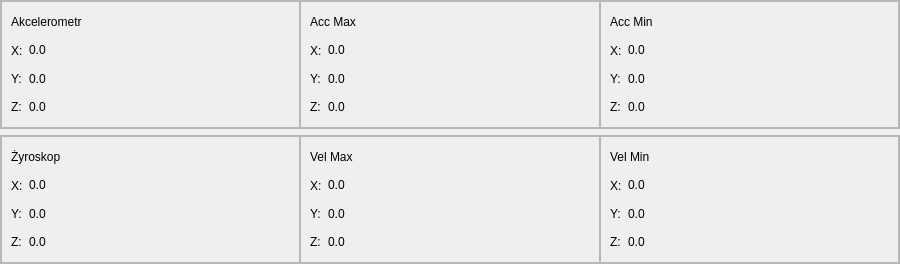
First picture: the form in mainwindow.ui, repository Dezinter8/imu_test, before the edit.
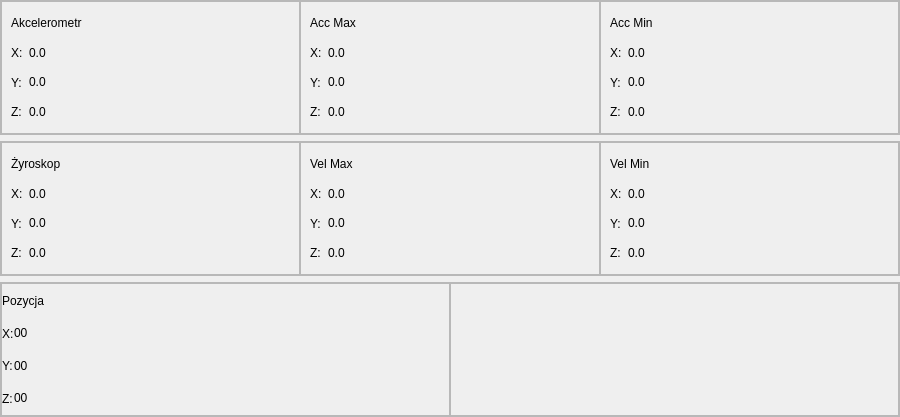
Second picture: the form after the edit. Icons and pictures are not drawn.

Diff of the .ui file:
```diff
--- a/mainwindow.ui
+++ b/mainwindow.ui
@@ -7,7 +7,7 @@
     <x>0</x>
     <y>0</y>
     <width>900</width>
-    <height>264</height>
+    <height>417</height>
    </rect>
   </property>
   <property name="windowTitle">
@@ -15,9 +15,6 @@
   </property>
   <widget class="QWidget" name="centralwidget">
    <layout class="QVBoxLayout" name="verticalLayout">
-    <property name="spacing">
-     <number>6</number>
-    </property>
     <property name="leftMargin">
      <number>0</number>
     </property>
@@ -552,6 +549,220 @@
       </layout>
      </widget>
     </item>
+    <item>
+     <widget class="QFrame" name="frame_2">
+      <property name="frameShape">
+       <enum>QFrame::StyledPanel</enum>
+      </property>
+      <property name="frameShadow">
+       <enum>QFrame::Raised</enum>
+      </property>
+      <layout class="QHBoxLayout" name="horizontalLayout_3" stretch="1,1">
+       <property name="spacing">
+        <number>0</number>
+       </property>
+       <property name="leftMargin">
+        <number>0</number>
+       </property>
+       <property name="topMargin">
+        <number>0</number>
+       </property>
+       <property name="rightMargin">
+        <number>0</number>
+       </property>
+       <property name="bottomMargin">
+        <number>0</number>
+       </property>
+       <item>
+        <widget class="QFrame" name="frame_4">
+         <property name="frameShape">
+          <enum>QFrame::StyledPanel</enum>
+         </property>
+         <property name="frameShadow">
+          <enum>QFrame::Raised</enum>
+         </property>
+         <layout class="QGridLayout" name="gridLayout_7" columnstretch="0,1,0">
+          <property name="leftMargin">
+           <number>0</number>
+          </property>
+          <property name="topMargin">
+           <number>0</number>
+          </property>
+          <property name="rightMargin">
+           <number>0</number>
+          </property>
+          <property name="bottomMargin">
+           <number>0</number>
+          </property>
+          <property name="spacing">
+           <number>0</number>
+          </property>
+          <item row="1" column="0">
+           <widget class="QLabel" name="label_20">
+            <property name="text">
+             <string>X:</string>
+            </property>
+           </widget>
+          </item>
+          <item row="0" column="0" colspan="3">
+           <widget class="QLabel" name="label_15">
+            <property name="text">
+             <string>Pozycja</string>
+            </property>
+           </widget>
+          </item>
+          <item row="4" column="0">
+           <widget class="QLabel" name="label_22">
+            <property name="text">
+             <string>Z:</string>
+            </property>
+           </widget>
+          </item>
+          <item row="1" column="1">
+           <widget class="QLabel" name="X_angle_label">
+            <property name="text">
+             <string>00</string>
+            </property>
+            <property name="textInteractionFlags">
+             <set>Qt::LinksAccessibleByMouse|Qt::TextSelectableByMouse</set>
+            </property>
+           </widget>
+          </item>
+          <item row="4" column="1">
+           <widget class="QLabel" name="Z_angle_label">
+            <property name="text">
+             <string>00</string>
+            </property>
+            <property name="textInteractionFlags">
+             <set>Qt::LinksAccessibleByMouse|Qt::TextSelectableByMouse</set>
+            </property>
+           </widget>
+          </item>
+          <item row="2" column="1">
+           <widget class="QLabel" name="Y_angle_label">
+            <property name="text">
+             <string>00</string>
+            </property>
+            <property name="textInteractionFlags">
+             <set>Qt::LinksAccessibleByMouse|Qt::TextSelectableByMouse</set>
+            </property>
+           </widget>
+          </item>
+          <item row="2" column="0">
+           <widget class="QLabel" name="label_21">
+            <property name="text">
+             <string>Y:</string>
+            </property>
+           </widget>
+          </item>
+         </layout>
+        </widget>
+       </item>
+       <item>
+        <widget class="QFrame" name="frame_5">
+         <property name="frameShape">
+          <enum>QFrame::StyledPanel</enum>
+         </property>
+         <property name="frameShadow">
+          <enum>QFrame::Raised</enum>
+         </property>
+         <layout class="QHBoxLayout" name="horizontalLayout_4" stretch="1,1,1">
+          <property name="spacing">
+           <number>6</number>
+          </property>
+          <property name="sizeConstraint">
+           <enum>QLayout::SetDefaultConstraint</enum>
+          </property>
+          <property name="leftMargin">
+           <number>0</number>
+          </property>
+          <property name="topMargin">
+           <number>0</number>
+          </property>
+          <property name="bottomMargin">
+           <number>0</number>
+          </property>
+          <item>
+           <widget class="QLabel" name="label_13">
+            <property name="maximumSize">
+             <size>
+              <width>100</width>
+              <height>100</height>
+             </size>
+            </property>
+            <property name="text">
+             <string/>
+            </property>
+            <property name="textFormat">
+             <enum>Qt::RichText</enum>
+            </property>
+            <property name="pixmap">
+             <pixmap resource="resources.qrc">:/Images/src/x_transfor.png</pixmap>
+            </property>
+            <property name="scaledContents">
+             <bool>true</bool>
+            </property>
+            <property name="alignment">
+             <set>Qt::AlignLeading|Qt::AlignLeft|Qt::AlignVCenter</set>
+            </property>
+           </widget>
+          </item>
+          <item>
+           <widget class="QLabel" name="label_14">
+            <property name="maximumSize">
+             <size>
+              <width>100</width>
+              <height>100</height>
+             </size>
+            </property>
+            <property name="text">
+             <string/>
+            </property>
+            <property name="textFormat">
+             <enum>Qt::RichText</enum>
+            </property>
+            <property name="pixmap">
+             <pixmap resource="resources.qrc">:/Images/src/y_transfor.png</pixmap>
+            </property>
+            <property name="scaledContents">
+             <bool>true</bool>
+            </property>
+            <property name="alignment">
+             <set>Qt::AlignLeading|Qt::AlignLeft|Qt::AlignVCenter</set>
+            </property>
+           </widget>
+          </item>
+          <item>
+           <widget class="QLabel" name="label_28">
+            <property name="maximumSize">
+             <size>
+              <width>100</width>
+              <height>100</height>
+             </size>
+            </property>
+            <property name="text">
+             <string/>
+            </property>
+            <property name="textFormat">
+             <enum>Qt::RichText</enum>
+            </property>
+            <property name="pixmap">
+             <pixmap resource="resources.qrc">:/Images/src/z_transfor.png</pixmap>
+            </property>
+            <property name="scaledContents">
+             <bool>true</bool>
+            </property>
+            <property name="alignment">
+             <set>Qt::AlignLeading|Qt::AlignLeft|Qt::AlignVCenter</set>
+            </property>
+           </widget>
+          </item>
+         </layout>
+        </widget>
+       </item>
+      </layout>
+     </widget>
+    </item>
    </layout>
   </widget>
  </widget>
```
Left out of the diff: 4 changed lines with no effect on the pictures.
